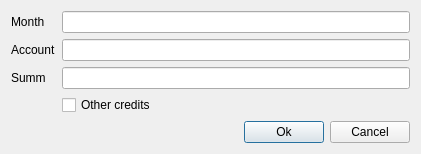
First picture: the form in editbudget.ui, repository sergey196510/mycash, before the edit.
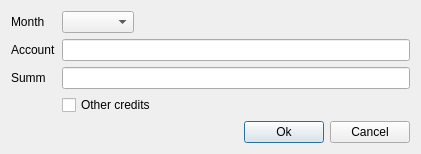
Second picture: the form after the edit. Custom widgets are drawn as their Qt base class.

```diff
--- a/editbudget.ui
+++ b/editbudget.ui
@@ -7,7 +7,7 @@
     <x>0</x>
     <y>0</y>
     <width>421</width>
-    <height>138</height>
+    <height>154</height>
    </rect>
   </property>
   <property name="windowTitle">
@@ -54,7 +54,7 @@
       </widget>
      </item>
      <item row="0" column="1">
-      <widget class="QLineEdit" name="monthEdit"/>
+      <widget class="QComboBox" name="comboBox"/>
      </item>
     </layout>
    </item>
```
